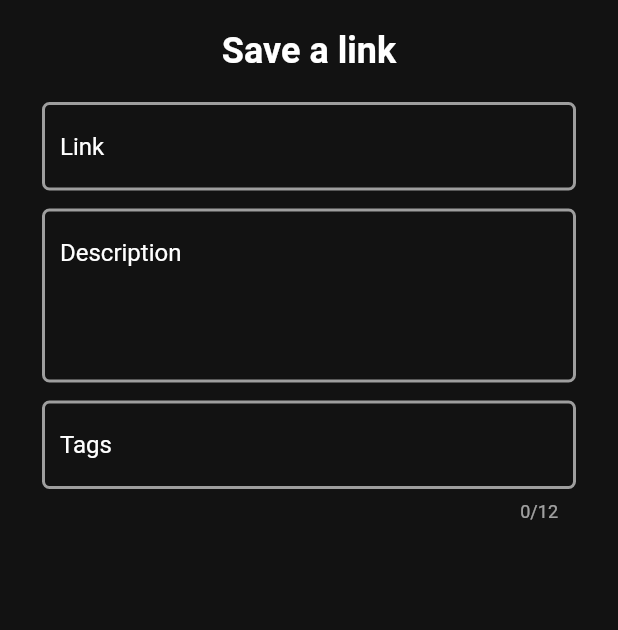
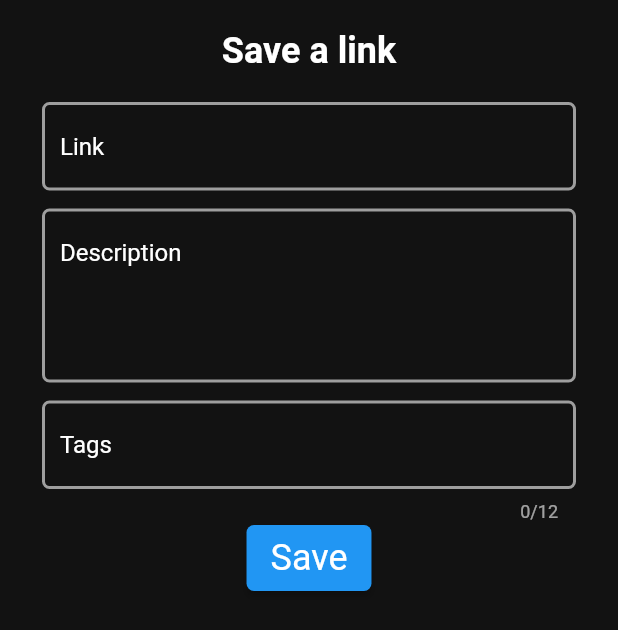
Before and after one commit to Anirudh-V-Gubbi/linkemo, a Flutter app: the AddLinkSheet widget shown alone on an empty page, opened directly, on a phone screen of 412 x 824 dp. Shown: the top 630 px of the screen. Run offline on Flutter 3.47's test engine with Material 2 defaults, Android fonts, the phone set to English and light mode, and no system bars; missing offline and left inert: any_link_preview, draggable_fab.

Commit message:
added a solid text button

```diff
--- /dev/null
+++ b/lib/core/widgets/solid_text_button.dart
@@ -0,0 +1,52 @@
+import 'package:flutter/material.dart' hide Router;
+
+class SolidTextButton extends StatelessWidget {
+  final String text;
+  final TextStyle? textStyle;
+  final Function onPressed;
+  final Color? buttonColor;
+  final bool isLoading;
+
+  const SolidTextButton({Key? key, required this.text, required this.onPressed, this.textStyle, this.isLoading = false, this.buttonColor})
+      : super(key: key);
+
+  @override
+  Widget build(BuildContext context) {
+    return ElevatedButton(
+      style: ButtonStyle(
+        backgroundColor:
+            MaterialStateProperty.all<Color?>(buttonColor),
+        shape: MaterialStateProperty.all<OutlinedBorder>(
+          const RoundedRectangleBorder(
+            borderRadius: BorderRadius.all(
+              Radius.circular(5.0),
+            ),
+          ),
+        ),
+        textStyle: MaterialStateProperty.all<TextStyle>(
+          const TextStyle(color: Colors.white, fontSize: 24),
+        ),
+      ),
+      child: Padding(
+        padding: const EdgeInsets.symmetric(vertical: 8.0),
+        child: Row(
+          mainAxisSize: MainAxisSize.min,
+          children: [
+            if(isLoading)
+              const Padding(
+                padding: EdgeInsets.only(left: 8.0, right: 16.0),
+                child: CircularProgressIndicator(
+                  color: Colors.white,
+                ),
+              ),
+            Text(
+              text,
+              style: textStyle,
+            ),
+          ],
+        ),
+      ),
+      onPressed: () => onPressed(),
+    );
+  }
+}
--- a/lib/features/home/presentation/widgets/add_link_sheet.dart
+++ b/lib/features/home/presentation/widgets/add_link_sheet.dart
@@ -3,6 +3,7 @@ import 'package:flutter/material.dart';
 import 'package:linkemo/core/designs.dart';
 import 'package:linkemo/core/utility.dart';
 import 'package:linkemo/core/widgets/input_text_field.dart';
+import 'package:linkemo/core/widgets/solid_text_button.dart';
 
 class AddLinkSheet extends StatefulWidget {
   const AddLinkSheet({Key? key}) : super(key: key);
@@ -117,6 +118,10 @@ class _AddLinkSheetState extends State<AddLinkSheet> {
                         onEditingComplete: () {},
                       ),
                     ),
+                    SolidTextButton(
+                      text: "Save",
+                      onPressed: () {},
+                    )
                   ],
                 ),
               )
```
